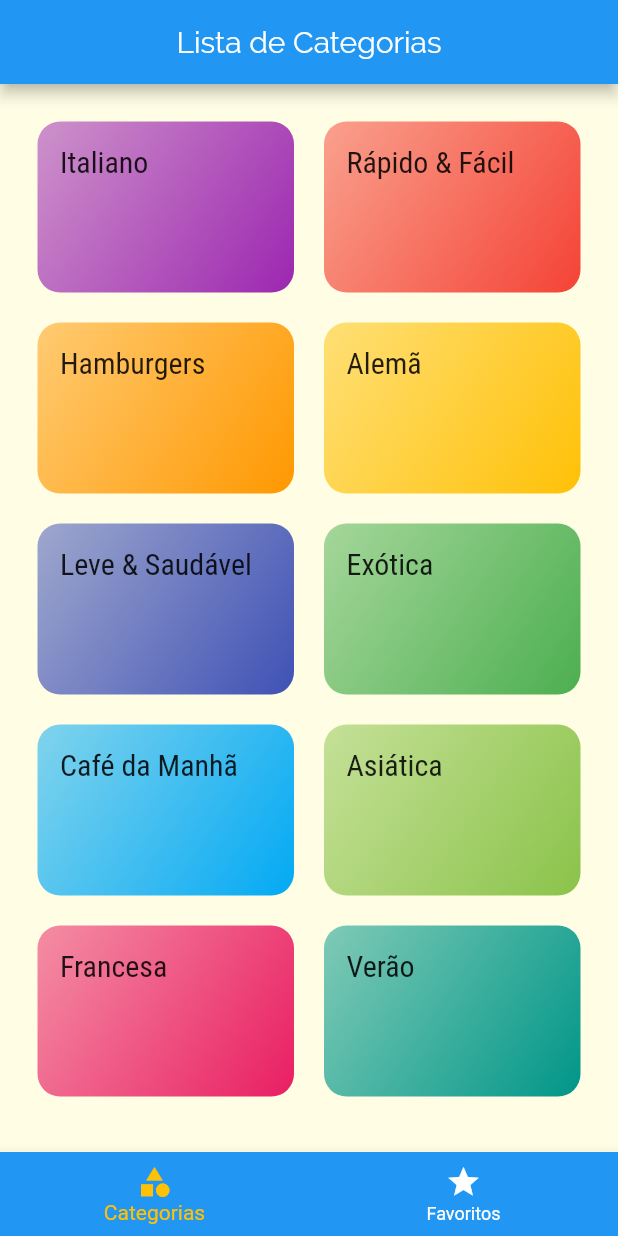
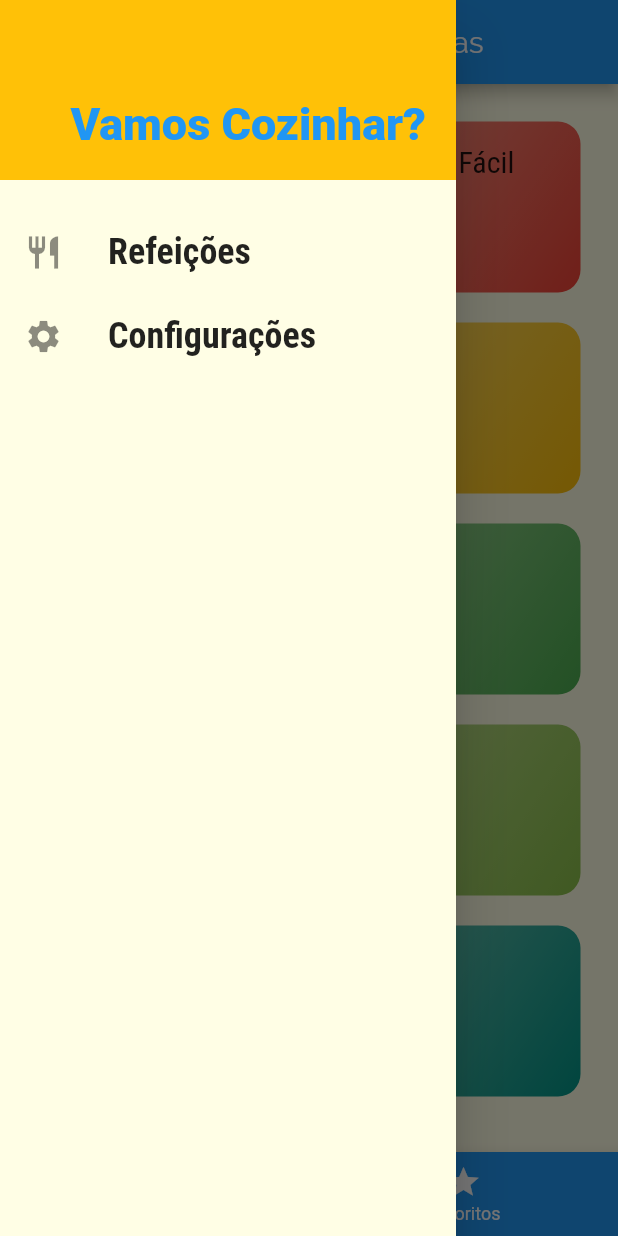
Before and after one commit to sergiohideki/appmeal, a Flutter app: the screen it shows after launch, with the side drawer open (before the commit the screen has no drawer), on a phone screen of 412 x 824 dp. Run offline on Flutter 3.47's test engine with Material 2 defaults, Android fonts, the phone set to English and light mode, and no system bars.

Commit message:
Adicionando Drawer personalizado (menu lateral)

```diff
--- /dev/null
+++ b/meals/lib/components/main_drawer.dart
@@ -0,0 +1,54 @@
+import 'package:flutter/material.dart';
+
+class MainDrawer extends StatefulWidget {
+  @override
+  _MainDrawerState createState() => _MainDrawerState();
+}
+
+class _MainDrawerState extends State<MainDrawer> {
+  Widget _createItem(IconData icon, String label) {
+    return ListTile(
+      leading: Icon(
+        icon,
+        size: 26,
+      ),
+      title: Text(
+        label,
+        style: TextStyle(
+          fontFamily: 'RobotoCondensed',
+          fontSize: 24,
+          fontWeight: FontWeight.bold,
+        ),
+      ),
+      onTap: () {},
+    );
+  }
+
+  @override
+  Widget build(BuildContext context) {
+    return Drawer(
+      child: Column(
+        children: <Widget>[
+          Container(
+            height: 120,
+            width: double.infinity,
+            padding: EdgeInsets.all(20),
+            color: Theme.of(context).accentColor,
+            alignment: Alignment.bottomRight,
+            child: Text(
+              'Vamos Cozinhar?',
+              style: TextStyle(
+                fontWeight: FontWeight.w900,
+                fontSize: 30,
+                color: Theme.of(context).primaryColor,
+              ),
+            ),
+          ),
+          SizedBox(height: 20),
+          _createItem(Icons.restaurant, 'Refeições'),
+          _createItem(Icons.settings, 'Configurações'),
+        ],
+      ),
+    );
+  }
+}
--- a/meals/lib/screens/tabs_screen.dart
+++ b/meals/lib/screens/tabs_screen.dart
@@ -2,6 +2,7 @@ import 'package:flutter/material.dart';
 
 import 'categories_screen.dart';
 import 'favorite_screen.dart';
+import '../components/main_drawer.dart';
 
 class TabsScreen extends StatefulWidget {
   @override
@@ -31,6 +32,7 @@ class _TabsScreenState extends State<TabsScreen> {
           ),
         ),
       ),
+      drawer: MainDrawer(),
       body: _screens[_selectedScreenIndex]['screen'],
       bottomNavigationBar: BottomNavigationBar(
         onTap: _selectScreen,
```
